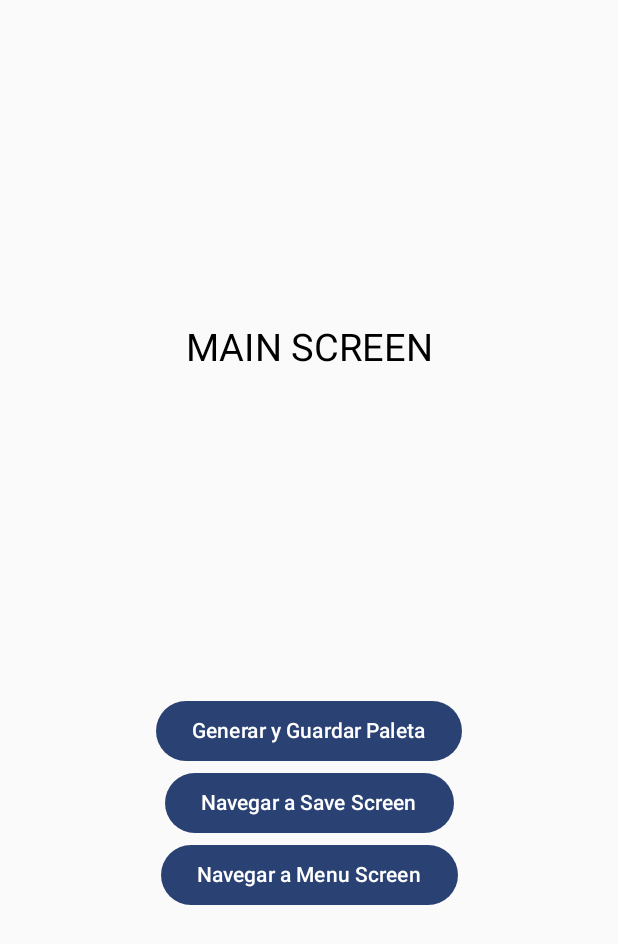
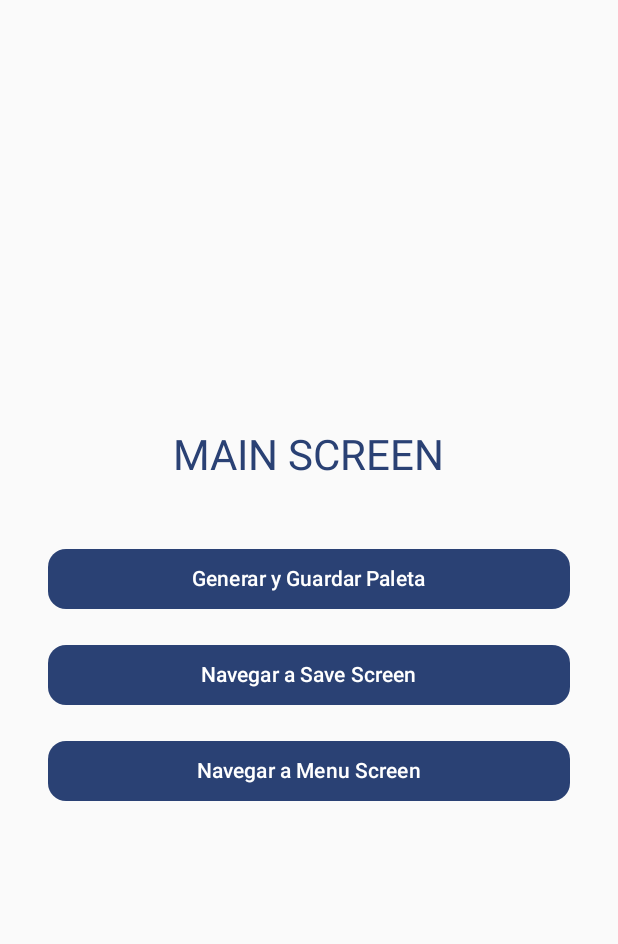
Before and after one commit to 0spol/ColorPlayground, an Android app built with Jetpack Compose: the screen it shows after launch (MainActivity), after a tap on "Generar y Guardar Paleta", on a phone screen of 412 x 824 dp. Shown: the top 944 px of the screen. Run offline under Robolectric (Android 15) with nearby library versions, the phone set to English and light mode, and no system bars; our stand-ins replace Dagger/Hilt's generated code, Room's generated code.

Commit message:
REFRACTOR(CRUD):Completed palletes crud

```diff
--- a/app/src/main/java/com/colorplayground/application/data/local/ColorPalleteDao.kt
+++ b/app/src/main/java/com/colorplayground/application/data/local/ColorPalleteDao.kt
@@ -9,7 +9,7 @@ import kotlinx.coroutines.flow.Flow
 
 @Dao
 interface ColorPaletteDao {
-    @Insert(onConflict = OnConflictStrategy.IGNORE)
+    @Insert(onConflict = OnConflictStrategy.REPLACE)
     suspend fun insertPalette(palette: ColorPaletteEntity)
 
     @Query("SELECT * FROM color_palette")
@@ -21,5 +21,4 @@ interface ColorPaletteDao {
     @Query("DELETE FROM color_palette")
     suspend fun deleteAllPalettes()
 
-
 }
--- a/app/src/main/java/com/colorplayground/application/domain/usecase/GenerateColorPalettesUseCase.kt
+++ b/app/src/main/java/com/colorplayground/application/domain/usecase/GenerateColorPalettesUseCase.kt
@@ -6,18 +6,17 @@ import javax.inject.Inject
 
 class GenerateColorPalettesUseCase @Inject constructor(
     private val generateRandomColorUseCase: GenerateRandomColorUseCase,
-    private val getAllPalettesUseCase: GetAllPalettesUseCase,
 ) {
 
-    fun execute(count: Int, currentSize: Int): List<ColorPalette> {
+    fun execute(count: Int, size: Int): List<ColorPalette> {
         return List(count) { index ->
             ColorPalette(
-                id = System.currentTimeMillis() + index,
+                id = (size + index + 1).toLong(),
                 primaryColor = generateRandomColorUseCase.execute(),
                 secondaryColor = generateRandomColorUseCase.execute(),
                 tertiaryColor = generateRandomColorUseCase.execute(),
                 errorColor = generateRandomColorUseCase.execute(),
-                name = "Paleta ${currentSize + index + 1}"
+                name = "Paleta ${size + index + 1}"
             )
         }
     }
--- a/app/src/main/java/com/colorplayground/application/ui/screen/MainS.kt
+++ b/app/src/main/java/com/colorplayground/application/ui/screen/MainS.kt
@@ -1,14 +1,13 @@
 package com.colorplayground.application.ui.screen
 
-import android.util.Log
-import androidx.compose.foundation.layout.Column
-import androidx.compose.foundation.layout.Spacer
-import androidx.compose.foundation.layout.fillMaxSize
+import androidx.compose.foundation.layout.*
 import androidx.compose.material3.Button
 import androidx.compose.material3.Text
+import androidx.compose.material3.MaterialTheme
 import androidx.compose.runtime.Composable
 import androidx.compose.ui.Alignment
 import androidx.compose.ui.Modifier
+import androidx.compose.ui.unit.dp
 import androidx.compose.ui.unit.sp
 import androidx.hilt.navigation.compose.hiltViewModel
 import com.colorplayground.application.ui.viewmodel.ColorPaletteViewModel
@@ -20,23 +19,56 @@ fun MainS(
 ) {
     val viewModel: ColorPaletteViewModel = hiltViewModel()
 
-    Column(modifier = Modifier.fillMaxSize(), horizontalAlignment = Alignment.CenterHorizontally) {
-        Spacer(modifier = Modifier.weight(1f))
-        Text(text = "MAIN SCREEN", fontSize = 25.sp)
-        Spacer(modifier = Modifier.weight(1f))
+    Column(
+        modifier = Modifier
+            .fillMaxSize()
+            .padding(16.dp),
+        horizontalAlignment = Alignment.CenterHorizontally,
+        verticalArrangement = Arrangement.Center
+    ) {
+        Text(
+            text = "MAIN SCREEN",
+            fontSize = 28.sp,
+            style = MaterialTheme.typography.headlineMedium,
+            color = MaterialTheme.colorScheme.primary
+        )
 
-        Button(onClick = {
-            viewModel.generateAndSavePalette(1)  // Llamamos a la función del ViewModel
-        }) {
+        Spacer(modifier = Modifier.height(40.dp))
+
+        Button(
+            onClick = {
+                viewModel.generateAndSavePalette(1)
+            },
+            modifier = Modifier
+                .fillMaxWidth()
+                .padding(horizontal = 16.dp),
+            shape = androidx.compose.foundation.shape.RoundedCornerShape(12.dp)
+        ) {
             Text(text = "Generar y Guardar Paleta")
         }
 
-        Button(onClick = { navigateToSaveS() }) {
+        Spacer(modifier = Modifier.height(16.dp))
+
+        Button(
+            onClick = { navigateToSaveS() },
+            modifier = Modifier
+                .fillMaxWidth()
+                .padding(horizontal = 16.dp),
+            shape = androidx.compose.foundation.shape.RoundedCornerShape(12.dp)
+        ) {
             Text(text = "Navegar a Save Screen")
         }
-        Button(onClick = { navigateToMenuS() }) {
+
+        Spacer(modifier = Modifier.height(16.dp))
+
+        Button(
+            onClick = { navigateToMenuS() },
+            modifier = Modifier
+                .fillMaxWidth()
+                .padding(horizontal = 16.dp),
+            shape = androidx.compose.foundation.shape.RoundedCornerShape(12.dp)
+        ) {
             Text(text = "Navegar a Menu Screen")
         }
-        Spacer(modifier = Modifier.weight(1f))
     }
 }
--- a/app/src/main/java/com/colorplayground/application/ui/viewmodel/ColorPalleteViewModel.kt
+++ b/app/src/main/java/com/colorplayground/application/ui/viewmodel/ColorPalleteViewModel.kt
@@ -26,6 +26,7 @@ class ColorPaletteViewModel @Inject constructor(
 ) : ViewModel() {
 
     private val _colorPalettes = MutableStateFlow<List<ColorPalette>>(emptyList())
+    val colorPalettes: StateFlow<List<ColorPalette>> = _colorPalettes
 
     private val _savedPalettes = MutableStateFlow<List<ColorPalette>>(emptyList())
     val savedPalettes: StateFlow<List<ColorPalette>> = _savedPalettes
@@ -35,19 +36,16 @@ class ColorPaletteViewModel @Inject constructor(
     }
 
     fun generateAndSavePalette(count: Int) {
-        val newPalettes = generateColorPalettesUseCase.execute(count, _colorPalettes.value.size)
+        val newPalettes = generateColorPalettesUseCase.execute(count, _savedPalettes.value.size)
 
-        newPalettes.firstOrNull()?.let { palette ->
-            savePalette(palette)
-            Log.d("ColorPaletteViewModel", "Paleta generada y guardada: $palette")
-        }
-    }
+        _colorPalettes.value += newPalettes
 
-    private fun savePalette(palette: ColorPalette) {
         viewModelScope.launch {
-            savePaletteUseCase.execute(palette)
+            newPalettes.forEach { palette ->
+                savePaletteUseCase.execute(palette)
+            }
             getAllSavedPalettes()
-            Log.d("ColorPaletteViewModel", "Paleta guardada: $palette")
+            Log.d("ColorPaletteViewModel", "Paletas generadas y guardadas: $newPalettes")
         }
     }
 
@@ -55,6 +53,7 @@ class ColorPaletteViewModel @Inject constructor(
         viewModelScope.launch {
             deleteAllPalettesUseCase.execute()
             _savedPalettes.value = emptyList()
+            _colorPalettes.value = emptyList()
             Log.d("ColorPaletteViewModel", "Todas las paletas han sido eliminadas")
         }
     }
@@ -71,6 +70,7 @@ class ColorPaletteViewModel @Inject constructor(
         viewModelScope.launch {
             getAllPalettesUseCase.execute().collect { paletteEntities ->
                 _savedPalettes.value = paletteEntities
+                _colorPalettes.value = paletteEntities
                 Log.d("ColorPaletteViewModel", "Paletas guardadas cargadas: $paletteEntities")
             }
         }
```
Also changed, not shown: app/src/main/java/com/colorplayground/application/domain/usecase/UpdateAllPalettesUseCase.kt (+12 -6 lines), app/src/main/java/com/colorplayground/application/ui/screen/SaveS.kt (+39 -15 lines).
